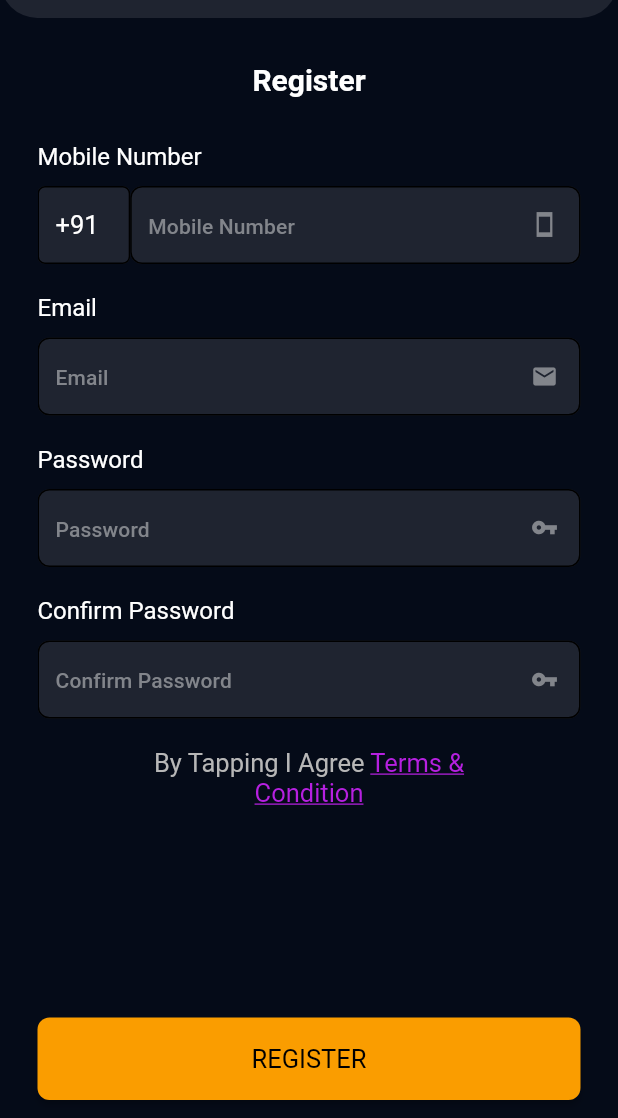
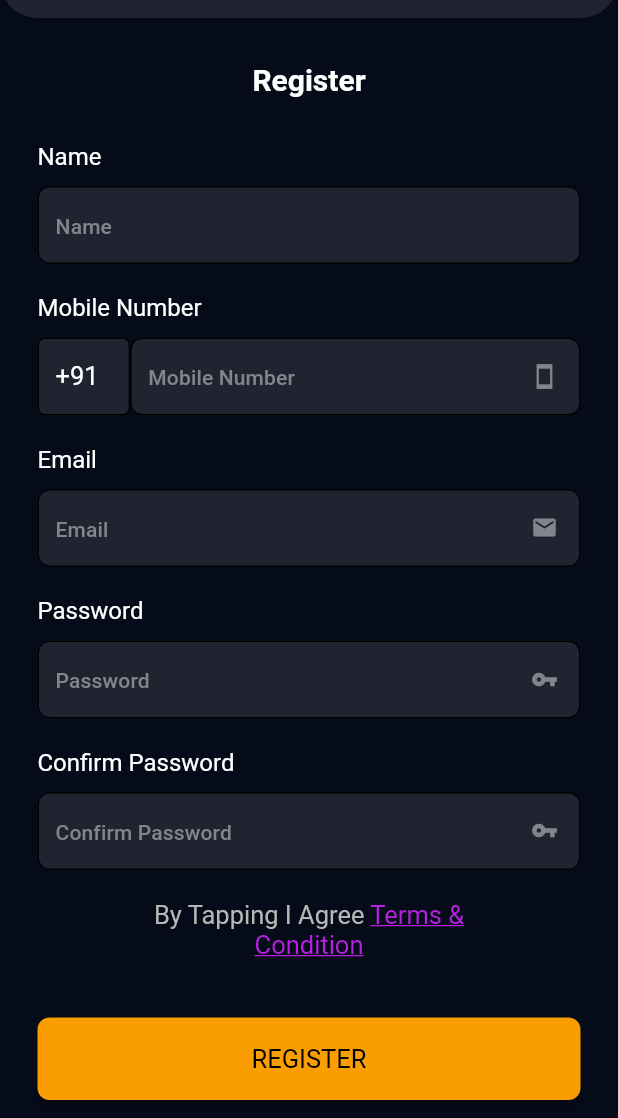
Before and after one commit to Sanoj-Raja/dna_ventures, a Flutter app: the RegisterView screen opened by its route, on a phone screen of 412 x 824 dp, the part 118-1236 px from its top. Run offline on Flutter 3.47's test engine with Material 2 defaults, Android fonts, the phone set to English and light mode, and no system bars; our stand-ins replace bot_toast, flutter_switch, get, get_storage; accounts and stored records are empty.

Commit message:
Added name field in register screen.

```diff
--- a/lib/app/modules/register/controllers/register_controller.dart
+++ b/lib/app/modules/register/controllers/register_controller.dart
@@ -4,6 +4,7 @@ import 'package:flutter/material.dart';
 import 'package:get/get.dart';
 
 class RegisterController extends GetxController {
+  final nameController = TextEditingController();
   final phoneNumberController = TextEditingController();
   final emailController = TextEditingController();
   final passwordController = TextEditingController();
--- a/lib/app/modules/register/views/register_view.dart
+++ b/lib/app/modules/register/views/register_view.dart
@@ -1,3 +1,4 @@
+import 'package:dna_ventures/app/constants/app_errors.dart';
 import 'package:dna_ventures/app/utils/text_fields.dart';
 import 'package:flutter/gestures.dart';
 import 'package:flutter/material.dart';
@@ -48,6 +49,22 @@ class RegisterView extends GetView<RegisterController> {
           child: Column(
             crossAxisAlignment: CrossAxisAlignment.start,
             children: [
+              Text(
+                AppStrings.name,
+                style: Get.textTheme.subtitle1!.copyWith(
+                  color: AppColors.white,
+                ),
+              ),
+              VerticalGap(),
+              UniversalTextField(
+                controller: controller.nameController,
+                keyboardType: TextInputType.name,
+                hintText: AppStrings.name,
+                validatorErrorText: AppErrors.nameErrorText,
+              ),
+              VerticalGap(
+                gap: 20,
+              ),
               Text(
                 AppStrings.mobileNumber,
                 style: Get.textTheme.subtitle1!.copyWith(
```
